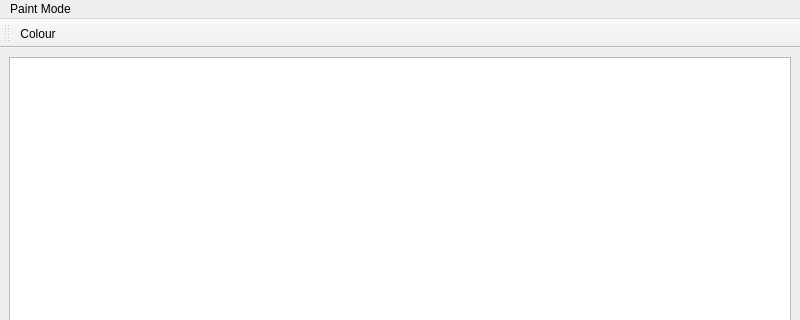
Above: paint.ui from KirillBy/QT_Paint before the change; both pictures show x 0 to 800 and y 0 to 320 of the 800 by 600 pixel window. Below: the same form after it.
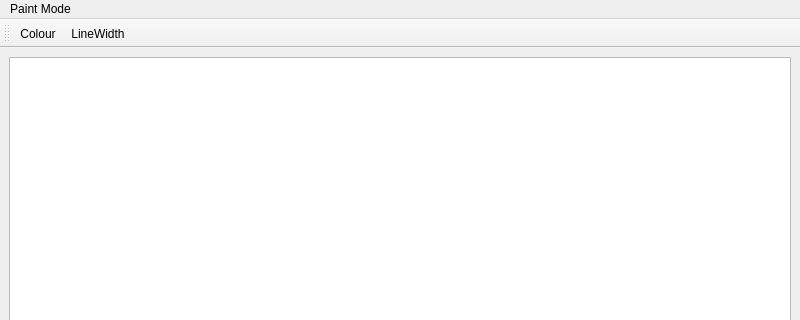
That is the form after the change.

Diff of the .ui file:
```diff
--- a/paint.ui
+++ b/paint.ui
@@ -52,6 +52,7 @@
     <bool>false</bool>
    </attribute>
    <addaction name="actionColour"/>
+   <addaction name="actionLineWidth"/>
   </widget>
   <action name="actionPen">
    <property name="text">
@@ -68,6 +69,11 @@
     <string>Colour</string>
    </property>
   </action>
+  <action name="actionLineWidth">
+   <property name="text">
+    <string>LineWidth</string>
+   </property>
+  </action>
  </widget>
  <resources/>
  <connections/>
```
